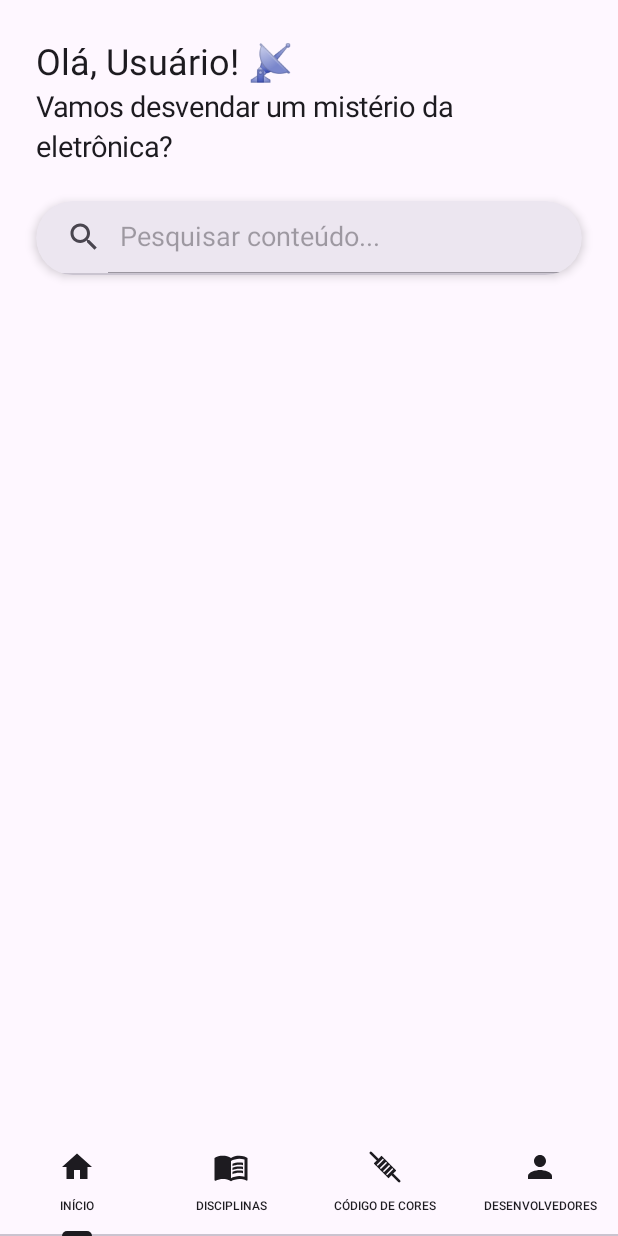
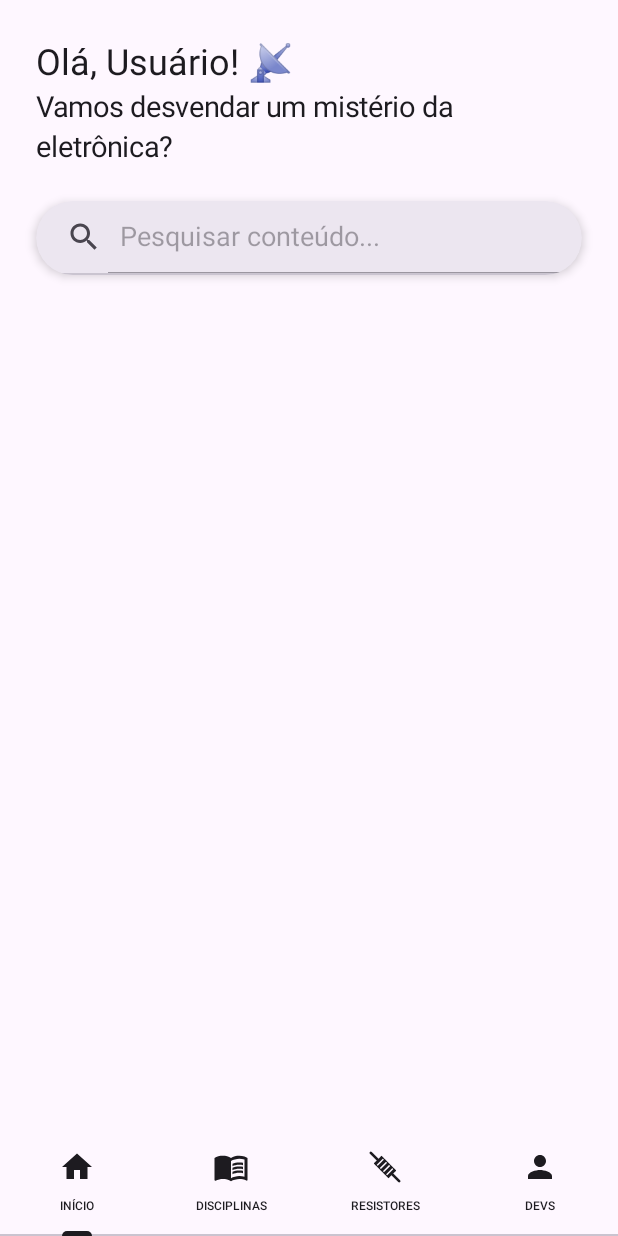
Before and after one commit to eduardodecker2006/app-tro-kotlin, an Android app: the MainActivity screen opened directly, with no data from a screen before it, on a phone screen of 412 x 824 dp. Run offline under Robolectric (Android 15) with nearby library versions, the phone set to English and light mode, and no system bars; our stand-ins replace CircleImageView; Roboto replaces fonts that are not available here.

Commit message:
fix: exibição da barra de navegação

```diff
--- a/app/src/main/java/com/example/myapplication/MainActivity.kt
+++ b/app/src/main/java/com/example/myapplication/MainActivity.kt
@@ -36,25 +36,13 @@ class MainActivity : AppCompatActivity() {
         // Isso também define os títulos das abas
         TabLayoutMediator(tabLayout, viewPager) { tab, position ->
             when (position) {
-                0 -> {
-                    tab.text = "Início" // Título do "botão" da 1° aba
-                    tab.icon = ContextCompat.getDrawable(this, R.drawable.ic_home) // Ícone home
-                }
-                1 -> {
-                    tab.text = "Disciplinas" // Título do "botão" da 2° aba
-                    tab.icon = ContextCompat.getDrawable(this, R.drawable.ic_subjetcs) // Defina o ícone
-                }
-                2 -> {
-                    tab.text = "Código de Cores" // Título do "botão" da 3° aba
-                    tab.icon = ContextCompat.getDrawable(this, R.drawable.ic_resistor) // Defina o ícone
-                }
-                3 -> {
-                    tab.text = "Desenvolvedores" // Título do "botão" da 4° aba
-                    tab.icon = ContextCompat.getDrawable(this, R.drawable.ic_devs) // Defina o ícone
-                }
+                0 -> { tab.text = "Início"; tab.icon = ContextCompat.getDrawable(this, R.drawable.ic_home) }
+                1 -> { tab.text = "Disciplinas"; tab.icon = ContextCompat.getDrawable(this, R.drawable.ic_subjetcs) }
+                2 -> { tab.text = "Resistores"; tab.icon = ContextCompat.getDrawable(this, R.drawable.ic_resistor) }
+                3 -> { tab.text = "Devs"; tab.icon = ContextCompat.getDrawable(this, R.drawable.ic_devs) }
+            }
+        }.attach()
 
-            }
-        }.attach() // Não se esqueça de chamar attach()!
 
         // Código para ajustar o padding para barras do sistema (opcional, pode manter)
         ViewCompat.setOnApplyWindowInsetsListener(findViewById(R.id.main)) { v, insets ->
```
